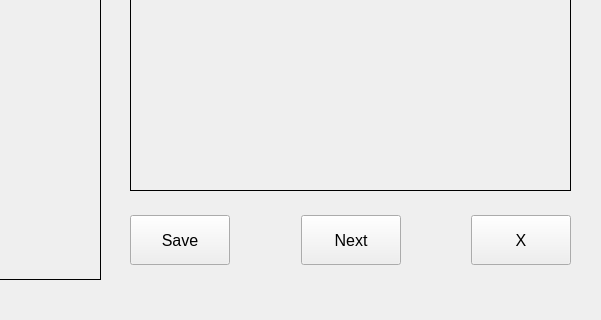
krystofffff/PicScan, file uis/main.ui: the form before one commit; both pictures show x 400 to 1001 and y 280 to 600 of the 1001 by 600 pixel window.
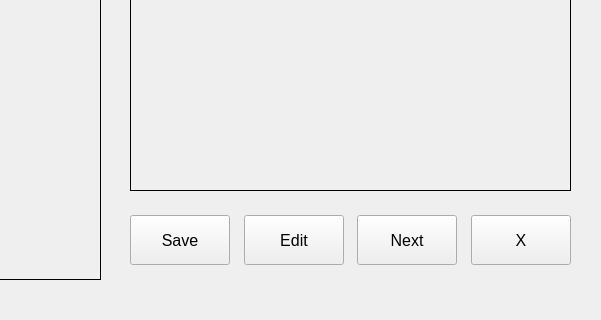
The form after the commit.

Commit message: Added button for cutout removal.

Patch:
```diff
--- a/uis/main.ui
+++ b/uis/main.ui
@@ -124,6 +124,37 @@
        </property>
       </spacer>
      </item>
+     <item>
+      <widget class="QPushButton" name="editButton">
+       <property name="minimumSize">
+        <size>
+         <width>100</width>
+         <height>50</height>
+        </size>
+       </property>
+       <property name="font">
+        <font>
+         <pointsize>12</pointsize>
+        </font>
+       </property>
+       <property name="text">
+        <string>Edit</string>
+       </property>
+      </widget>
+     </item>
+     <item>
+      <spacer name="horizontalSpacer_2">
+       <property name="orientation">
+        <enum>Qt::Horizontal</enum>
+       </property>
+       <property name="sizeHint" stdset="0">
+        <size>
+         <width>40</width>
+         <height>20</height>
+        </size>
+       </property>
+      </spacer>
+     </item>
      <item>
       <widget class="QPushButton" name="nextButton">
        <property name="sizePolicy">
```
The commit also changes 4 other files.
